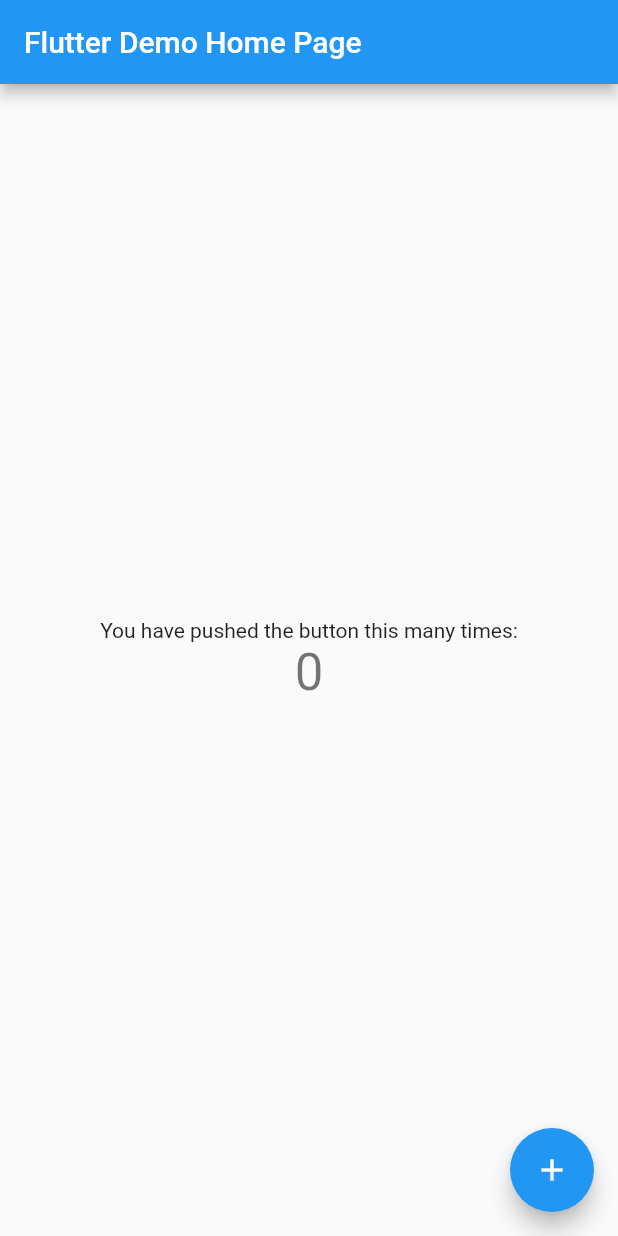
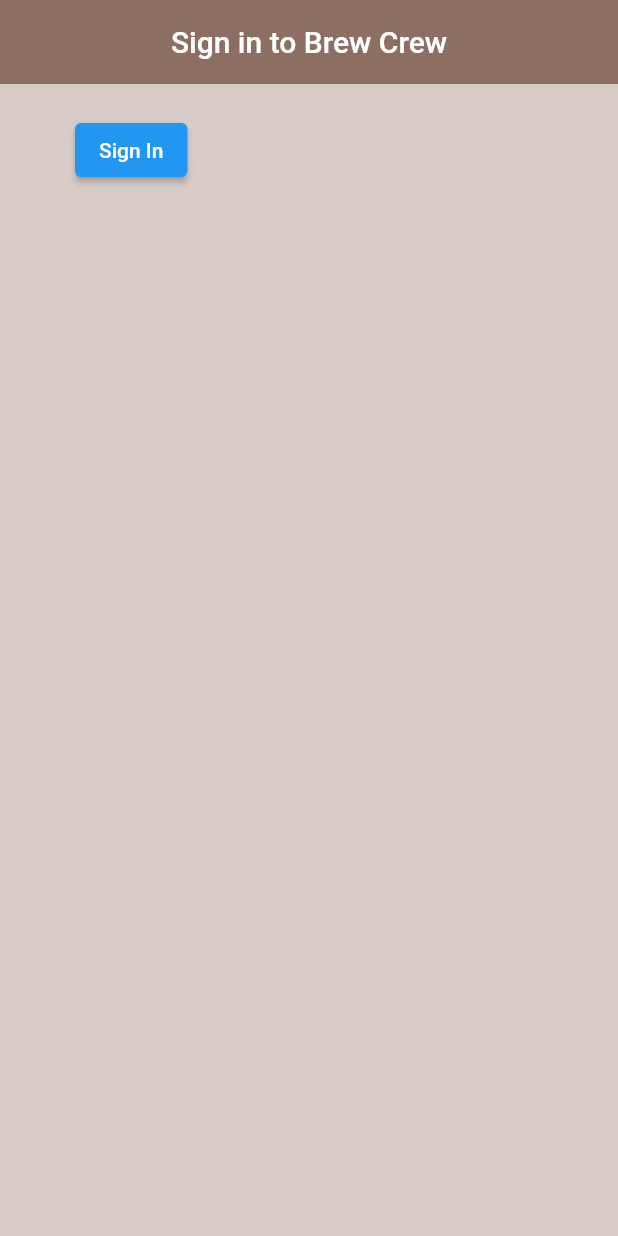
Before and after one commit to Qubits3/flutter_brew_crew, a Flutter app: the screen it shows after launch, on a phone screen of 412 x 824 dp. Run offline on Flutter 3.47's test engine with Material 2 defaults, Android fonts, the phone set to English and light mode, and no system bars; our stand-ins replace firebase_auth, firebase_core; accounts and stored records are empty.

```diff
--- a/lib/main.dart
+++ b/lib/main.dart
@@ -1,3 +1,5 @@
+import 'package:brew_crew/screens/wrapper.dart';
+import 'package:firebase_core/firebase_core.dart';
 import 'package:flutter/material.dart';
 
 void main() {
@@ -7,109 +9,21 @@ void main() {
 class MyApp extends StatelessWidget {
   const MyApp({Key? key}) : super(key: key);
 
-  // This widget is the root of your application.
   @override
   Widget build(BuildContext context) {
-    return MaterialApp(
-      title: 'Flutter Demo',
-      theme: ThemeData(
-        // This is the theme of your application.
-        //
-        // Try running your application with "flutter run". You'll see the
-        // application has a blue toolbar. Then, without quitting the app, try
-        // changing the primarySwatch below to Colors.green and then invoke
-        // "hot reload" (press "r" in the console where you ran "flutter run",
-        // or simply save your changes to "hot reload" in a Flutter IDE).
-        // Notice that the counter didn't reset back to zero; the application
-        // is not restarted.
-        primarySwatch: Colors.blue,
-      ),
-      home: const MyHomePage(title: 'Flutter Demo Home Page'),
-    );
+    return FutureBuilder(
+        // Initialize FlutterFire
+        future: Firebase.initializeApp(),
+        builder: (context, snapshot) {
+          if (snapshot.hasError) {
+            return const Text("Error", textDirection: TextDirection.ltr);
+          }
+
+          if (snapshot.connectionState == ConnectionState.done) {
+            return const MaterialApp(home: Wrapper());
+          }
+
+          return const Center(child: CircularProgressIndicator());
+        });
   }
 }
-
-class MyHomePage extends StatefulWidget {
-  const MyHomePage({Key? key, required this.title}) : super(key: key);
-
-  // This widget is the home page of your application. It is stateful, meaning
-  // that it has a State object (defined below) that contains fields that affect
-  // how it looks.
-
-  // This class is the configuration for the state. It holds the values (in this
-  // case the title) provided by the parent (in this case the App widget) and
-  // used by the build method of the State. Fields in a Widget subclass are
-  // always marked "final".
-
-  final String title;
-
-  @override
-  State<MyHomePage> createState() => _MyHomePageState();
-}
-
-class _MyHomePageState extends State<MyHomePage> {
-  int _counter = 0;
-
-  void _incrementCounter() {
-    setState(() {
-      // This call to setState tells the Flutter framework that something has
-      // changed in this State, which causes it to rerun the build method below
-      // so that the display can reflect the updated values. If we changed
-      // _counter without calling setState(), then the build method would not be
-      // called again, and so nothing would appear to happen.
-      _counter++;
-    });
-  }
-
-  @override
-  Widget build(BuildContext context) {
-    // This method is rerun every time setState is called, for instance as done
-    // by the _incrementCounter method above.
-    //
-    // The Flutter framework has been optimized to make rerunning build methods
-    // fast, so that you can just rebuild anything that needs updating rather
-    // than having to individually change instances of widgets.
-    return Scaffold(
-      appBar: AppBar(
-        // Here we take the value from the MyHomePage object that was created by
-        // the App.build method, and use it to set our appbar title.
-        title: Text(widget.title),
-      ),
-      body: Center(
-        // Center is a layout widget. It takes a single child and positions it
-        // in the middle of the parent.
-        child: Column(
-          // Column is also a layout widget. It takes a list of children and
-          // arranges them vertically. By default, it sizes itself to fit its
-          // children horizontally, and tries to be as tall as its parent.
-          //
-          // Invoke "debug painting" (press "p" in the console, choose the
-          // "Toggle Debug Paint" action from the Flutter Inspector in Android
-          // Studio, or the "Toggle Debug Paint" command in Visual Studio Code)
-          // to see the wireframe for each widget.
-          //
-          // Column has various properties to control how it sizes itself and
-          // how it positions its children. Here we use mainAxisAlignment to
-          // center the children vertically; the main axis here is the vertical
-          // axis because Columns are vertical (the cross axis would be
-          // horizontal).
-          mainAxisAlignment: MainAxisAlignment.center,
-          children: <Widget>[
-            const Text(
-              'You have pushed the button this many times:',
-            ),
-            Text(
-              '$_counter',
-              style: Theme.of(context).textTheme.headline4,
-            ),
-          ],
-        ),
-      ),
-      floatingActionButton: FloatingActionButton(
-        onPressed: _incrementCounter,
-        tooltip: 'Increment',
-        child: const Icon(Icons.add),
-      ), // This trailing comma makes auto-formatting nicer for build methods.
-    );
-  }
-}
--- /dev/null
+++ b/lib/screens/authenticate/authenticate.dart
@@ -0,0 +1,16 @@
+import 'package:brew_crew/screens/authenticate/sign_in.dart';
+import "package:flutter/material.dart";
+
+class Authenticate extends StatefulWidget {
+  const Authenticate({Key? key}) : super(key: key);
+
+  @override
+  _AuthenticateState createState() => _AuthenticateState();
+}
+
+class _AuthenticateState extends State<Authenticate> {
+  @override
+  Widget build(BuildContext context) {
+    return const SignIn();
+  }
+}
--- /dev/null
+++ b/lib/screens/authenticate/sign_in.dart
@@ -0,0 +1,41 @@
+import 'package:brew_crew/services/auth.dart';
+import 'package:flutter/material.dart';
+
+class SignIn extends StatefulWidget {
+  const SignIn({Key? key}) : super(key: key);
+
+  @override
+  _SignInState createState() => _SignInState();
+}
+
+class _SignInState extends State<SignIn> {
+  final AuthService _auth = AuthService();
+
+  @override
+  Widget build(BuildContext context) {
+    return Scaffold(
+      backgroundColor: Colors.brown[100],
+      appBar: AppBar(
+        backgroundColor: Colors.brown[400],
+        elevation: 0.0,
+        title: const Text("Sign in to Brew Crew"),
+        centerTitle: true,
+      ),
+      body: Container(
+        padding: const EdgeInsets.symmetric(vertical: 20.0, horizontal: 50.0),
+        child: ElevatedButton(
+          onPressed: () async {
+            dynamic result = await _auth.signInAnon();
+            if (result == null) {
+              print("error signing in");
+            } else {
+              print("signed in");
+              print(result);
+            }
+          },
+          child: const Text("Sign In"),
+        ),
+      ),
+    );
+  }
+}
--- /dev/null
+++ b/lib/screens/home/home.dart
@@ -0,0 +1,10 @@
+import "package:flutter/material.dart";
+
+class Home extends StatelessWidget {
+  const Home({Key? key}) : super(key: key);
+
+  @override
+  Widget build(BuildContext context) {
+    return const Text("Home");
+  }
+}
--- /dev/null
+++ b/lib/screens/wrapper.dart
@@ -0,0 +1,14 @@
+import 'package:brew_crew/screens/authenticate/authenticate.dart';
+import 'package:brew_crew/screens/home/home.dart';
+import "package:flutter/material.dart";
+
+class Wrapper extends StatelessWidget {
+  const Wrapper({Key? key}) : super(key: key);
+
+  @override
+  Widget build(BuildContext context) {
+
+    // return either Home or Authenticate Widget
+    return const Authenticate();
+  }
+}
--- /dev/null
+++ b/lib/services/auth.dart
@@ -0,0 +1,23 @@
+import 'package:firebase_auth/firebase_auth.dart';
+
+class AuthService {
+  final FirebaseAuth _auth = FirebaseAuth.instance;
+
+  // sign in anonymously
+  Future signInAnon() async {
+    try{
+      UserCredential result = await _auth.signInAnonymously();
+      User? user = result.user;
+      return user;
+    }catch(e){
+      print(e.toString());
+      return null;
+    }
+  }
+
+// sign in with email & password
+
+// register with email & password
+
+// sign out
+}
--- a/pubspec.yaml
+++ b/pubspec.yaml
@@ -31,6 +31,7 @@ dependencies:
     sdk: flutter
   firebase_auth: ^3.3.4
   cloud_firestore: ^3.1.5
+  firebase_core: ^1.10.6
 
 
   # The following adds the Cupertino Icons font to your application.
```
Also changed, not shown: pubspec.lock, 1 other file.
